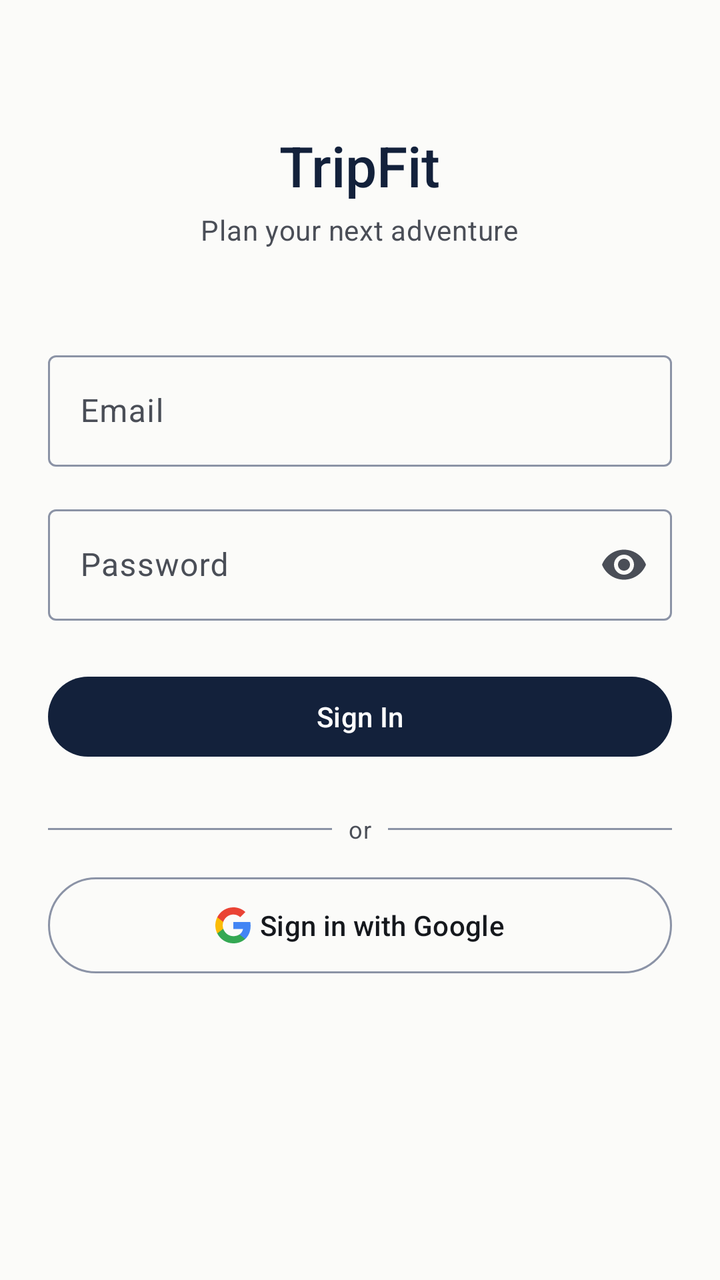
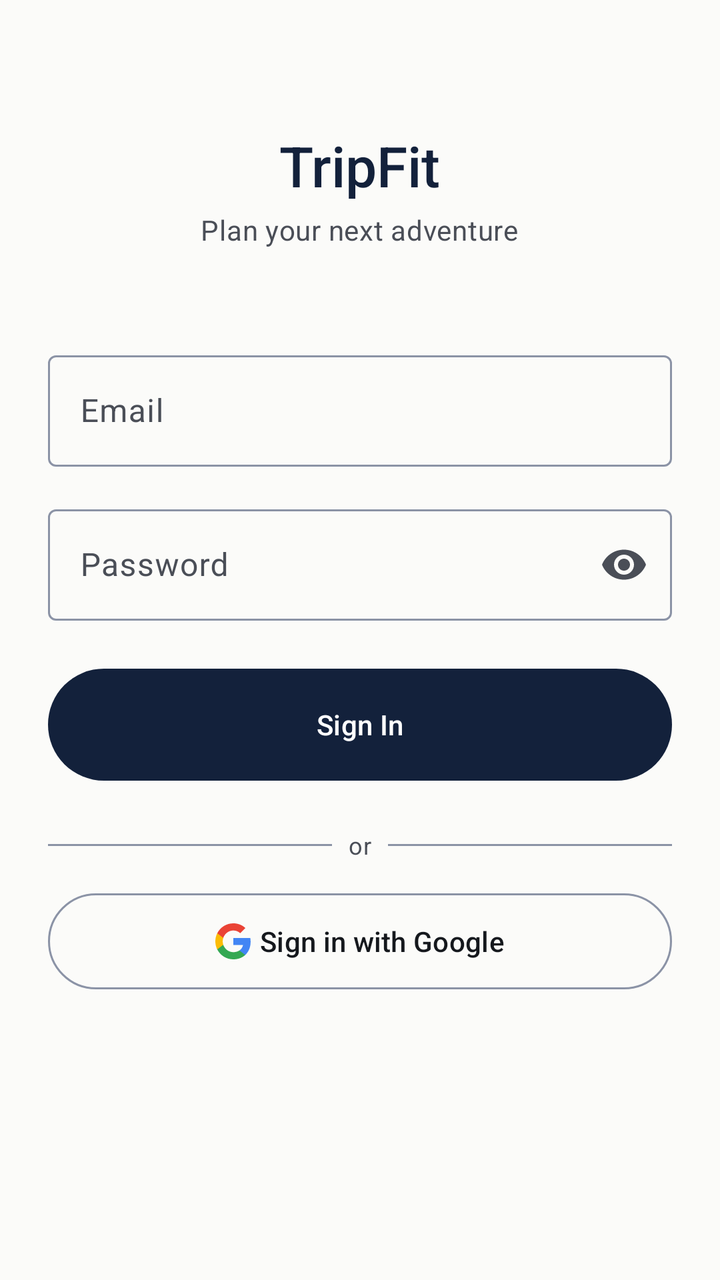

An Android layout rendered at two revisions. The XML below is the earlier revision; the diff shows what the commit changed to produce the second picture.
<!-- AndroidManifest.xml: application theme Theme.TripFit -->
<!-- res/layout/activity_login.xml -->
<?xml version="1.0" encoding="utf-8"?>
<androidx.core.widget.NestedScrollView xmlns:android="http://schemas.android.com/apk/res/android"
    xmlns:app="http://schemas.android.com/apk/res-auto"
    xmlns:tools="http://schemas.android.com/tools"
    android:id="@+id/login_root"
    android:layout_width="match_parent"
    android:layout_height="match_parent"
    android:background="?attr/colorSurface"
    android:fillViewport="true"
    tools:context=".LoginActivity">

    <LinearLayout
        android:layout_width="match_parent"
        android:layout_height="wrap_content"
        android:gravity="center_horizontal"
        android:orientation="vertical"
        android:paddingHorizontal="@dimen/space_lg"
        android:paddingBottom="@dimen/space_lg">

        <TextView
            android:id="@+id/text_brand"
            android:layout_width="wrap_content"
            android:layout_height="wrap_content"
            android:layout_marginTop="64dp"
            android:fontFamily="sans-serif-medium"
            android:text="@string/app_name"
            android:textAppearance="?attr/textAppearanceHeadlineMedium"
            android:textColor="?attr/colorPrimary" />

        <TextView
            android:layout_width="wrap_content"
            android:layout_height="wrap_content"
            android:layout_marginTop="4dp"
            android:text="@string/login_subtitle"
            android:textAppearance="?attr/textAppearanceBodyMedium"
            android:textColor="?attr/colorOnSurfaceVariant" />

        <com.google.android.material.textfield.TextInputLayout
            android:id="@+id/layout_email"
            style="@style/Widget.Material3.TextInputLayout.OutlinedBox"
            android:layout_width="match_parent"
            android:layout_height="wrap_content"
            android:layout_marginTop="48dp"
            android:hint="@string/field_email_hint">

            <com.google.android.material.textfield.TextInputEditText
                android:id="@+id/input_email"
                android:layout_width="match_parent"
                android:layout_height="wrap_content"
                android:autofillHints="emailAddress"
                android:importantForAutofill="yes"
                android:inputType="textEmailAddress" />

        </com.google.android.material.textfield.TextInputLayout>

        <com.google.android.material.textfield.TextInputLayout
            android:id="@+id/layout_password"
            style="@style/Widget.Material3.TextInputLayout.OutlinedBox"
            android:layout_width="match_parent"
            android:layout_height="wrap_content"
            android:layout_marginTop="@dimen/space_md"
            android:hint="@string/field_password_hint"
            app:endIconMode="password_toggle">

            <com.google.android.material.textfield.TextInputEditText
                android:id="@+id/input_password"
                android:layout_width="match_parent"
                android:layout_height="wrap_content"
                android:autofillHints="password"
                android:importantForAutofill="yes"
                android:inputType="textPassword" />

        </com.google.android.material.textfield.TextInputLayout>

        <com.google.android.material.button.MaterialButton
            android:id="@+id/button_sign_in"
            android:layout_width="match_parent"
            android:layout_height="wrap_content"
            android:layout_marginTop="@dimen/space_lg"
            android:text="@string/action_sign_in" />

        <LinearLayout
            android:layout_width="match_parent"
            android:layout_height="wrap_content"
            android:layout_marginTop="@dimen/space_lg"
            android:gravity="center_vertical"
            android:orientation="horizontal">

            <View
                android:layout_width="0dp"
                android:layout_height="1dp"
                android:layout_weight="1"
                android:background="?attr/colorOutline" />

            <TextView
                android:layout_width="wrap_content"
                android:layout_height="wrap_content"
                android:paddingHorizontal="@dimen/space_sm"
                android:text="@string/divider_or"
                android:textAppearance="?attr/textAppearanceBodySmall"
                android:textColor="?attr/colorOnSurfaceVariant" />

            <View
                android:layout_width="0dp"
                android:layout_height="1dp"
                android:layout_weight="1"
                android:background="?attr/colorOutline" />

        </LinearLayout>

        <com.google.android.material.button.MaterialButton
            android:id="@+id/button_google_sign_in"
            style="@style/Widget.Material3.Button.OutlinedButton"
            android:layout_width="match_parent"
            android:layout_height="wrap_content"
            android:layout_marginTop="@dimen/space_md"
            android:insetTop="0dp"
            android:insetBottom="0dp"
            android:minHeight="48dp"
            android:paddingVertical="@dimen/space_sm"
            android:text="@string/action_sign_in_google"
            android:textColor="?attr/colorOnSurface"
            app:icon="@drawable/ic_google_logo"
            app:iconGravity="textStart"
            app:iconTint="@null"
            app:strokeColor="?attr/colorOutline" />

    </LinearLayout>

</androidx.core.widget.NestedScrollView>
<!-- resources referenced by this layout -->
<resources>
  <dimen name="space_lg">24dp</dimen>
  <dimen name="space_md">16dp</dimen>
  <dimen name="space_sm">8dp</dimen>
  <!-- drawable ic_google_logo (drawable) -->
  <vector xmlns:android="http://schemas.android.com/apk/res/android"
      android:width="24dp"
      android:height="24dp"
      android:viewportWidth="18"
      android:viewportHeight="18">
      <path
          android:fillColor="#4285F4"
          android:pathData="M17.64,9.2045c0,-0.6381 -0.0573,-1.2518 -0.1636,-1.8409H9v3.4818h4.8436c-0.2086,1.125 -0.8427,2.0782 -1.7959,2.7164v2.2581h2.9087c1.7018,-1.5668 2.6836,-3.8745 2.6836,-6.6154z" />
      <path
          android:fillColor="#34A853"
          android:pathData="M9,18c2.43,0 4.4673,-0.8059 5.9564,-2.1805l-2.9087,-2.2581c-0.8059,0.54 -1.8368,0.8591 -3.0477,0.8591 -2.3436,0 -4.3282,-1.5831 -5.0359,-3.7104H0.9573v2.3318C2.4382,15.9832 5.4818,18 9,18z" />
      <path
          android:fillColor="#FBBC05"
          android:pathData="M3.9641,10.71c-0.18,-0.54 -0.2823,-1.1159 -0.2823,-1.71s0.1023,-1.17 0.2823,-1.71V4.9582H0.9573C0.3477,6.1732 0,7.5477 0,9s0.3477,2.8268 0.9573,4.0418L3.9641,10.71z" />
      <path
          android:fillColor="#EA4335"
          android:pathData="M9,3.5795c1.3214,0 2.5077,0.4541 3.4405,1.346l2.5813,-2.5813C13.4632,0.8918 11.426,0 9,0 5.4818,0 2.4382,2.0168 0.9573,4.9582L3.9641,7.29C4.6718,5.1627 6.6564,3.5795 9,3.5795z" />
  </vector>
  <string name="action_sign_in">Sign In</string>
  <string name="action_sign_in_google">Sign in with Google</string>
  <string name="app_name">TripFit</string>
  <string name="divider_or">or</string>
  <string name="field_email_hint">Email</string>
  <string name="field_password_hint">Password</string>
  <string name="login_subtitle">Plan your next adventure</string>
  <style name="Theme.TripFit" parent="Base.Theme.TripFit" />
  <style name="Base.Theme.TripFit" parent="Theme.Material3.DayNight.NoActionBar">
          <item name="colorPrimary">@color/md_primary</item>
          <item name="colorOnPrimary">@color/md_on_primary</item>
          <item name="colorPrimaryContainer">@color/md_primary_container</item>
          <item name="colorOnPrimaryContainer">@color/md_on_primary_container</item>
  
          <item name="colorSecondary">@color/md_secondary</item>
          <item name="colorOnSecondary">@color/md_on_secondary</item>
          <item name="colorSecondaryContainer">@color/md_secondary_container</item>
          <item name="colorOnSecondaryContainer">@color/md_on_secondary_container</item>
  
          <item name="android:colorBackground">@color/md_background</item>
          <item name="colorOnBackground">@color/md_on_background</item>
          <item name="colorSurface">@color/md_surface</item>
          <item name="colorOnSurface">@color/md_on_surface</item>
          <item name="colorSurfaceVariant">@color/md_surface_variant</item>
          <item name="colorOnSurfaceVariant">@color/md_on_surface_variant</item>
          <item name="colorOutline">@color/md_outline</item>
      </style>
  <color name="md_primary">#13213B</color>
  <color name="md_on_primary">#FFFFFF</color>
  <color name="md_primary_container">#D7DEEA</color>
  <color name="md_on_primary_container">#13213B</color>
  <color name="md_secondary">#8A5B00</color>
  <color name="md_on_secondary">#FFFFFF</color>
  <color name="md_secondary_container">#FFE8B2</color>
  <color name="md_on_secondary_container">#2B1B00</color>
  <color name="md_background">#FBFBF9</color>
  <color name="md_on_background">#15181D</color>
  <color name="md_surface">#FBFBF9</color>
  <color name="md_on_surface">#15181D</color>
  <color name="md_surface_variant">#E7E9ED</color>
  <color name="md_on_surface_variant">#4A4E57</color>
  <color name="md_outline">#8B93A6</color>
</resources>

<!-- the commit's change to res/layout/activity_login.xml (unified diff, before → after) -->
@@ -49,6 +49,7 @@
                 android:layout_height="wrap_content"
                 android:autofillHints="emailAddress"
                 android:importantForAutofill="yes"
+                android:imeOptions="actionNext"
                 android:inputType="textEmailAddress" />
 
         </com.google.android.material.textfield.TextInputLayout>
@@ -67,6 +68,7 @@
                 android:layout_width="match_parent"
                 android:layout_height="wrap_content"
                 android:autofillHints="password"
+                android:imeOptions="actionDone"
                 android:importantForAutofill="yes"
                 android:inputType="textPassword" />
 
@@ -77,6 +79,9 @@
             android:layout_width="match_parent"
             android:layout_height="wrap_content"
             android:layout_marginTop="@dimen/space_lg"
+            android:insetTop="0dp"
+            android:insetBottom="0dp"
+            android:minHeight="56dp"
             android:text="@string/action_sign_in" />
 
         <LinearLayout
